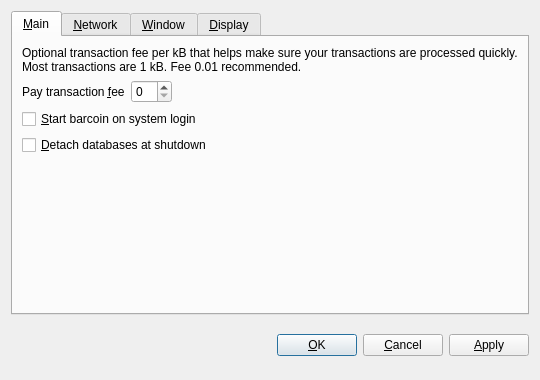
First picture: the form in src/qt/forms/optionsdialog.ui, repository UNicIT/pesacoin, before the edit.
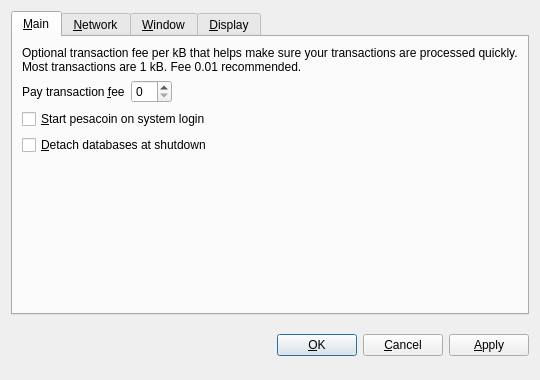
Second picture: the form after the edit. The open tabs and pages were chosen to show the change. Custom widgets are drawn as their Qt base class.

Patch:
```diff
--- a/src/qt/forms/optionsdialog.ui
+++ b/src/qt/forms/optionsdialog.ui
@@ -82,7 +82,7 @@
           <string>Automatically start barcoin after logging in to the system.</string>
          </property>
          <property name="text">
-          <string>&amp;Start barcoin on system login</string>
+          <string>&amp;Start pesacoin on system login</string>
          </property>
         </widget>
        </item>
```
Left out of the diff: 10 changed lines with no effect on the pictures.
